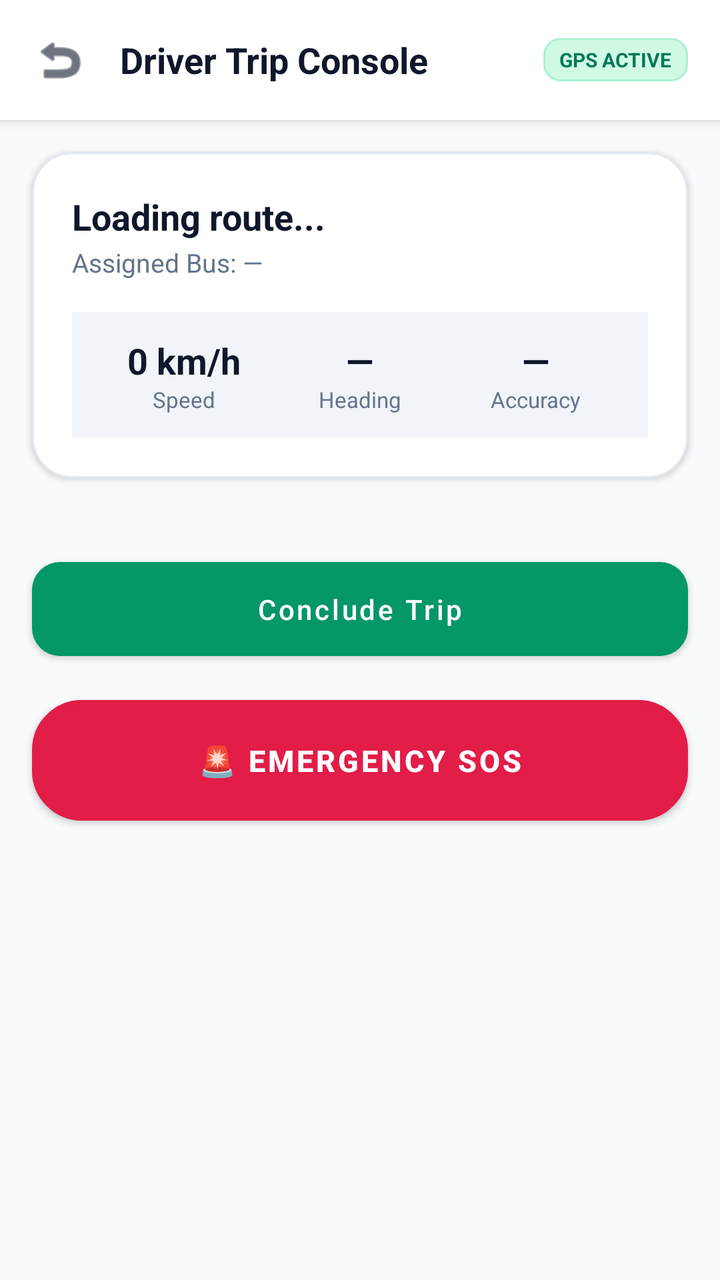
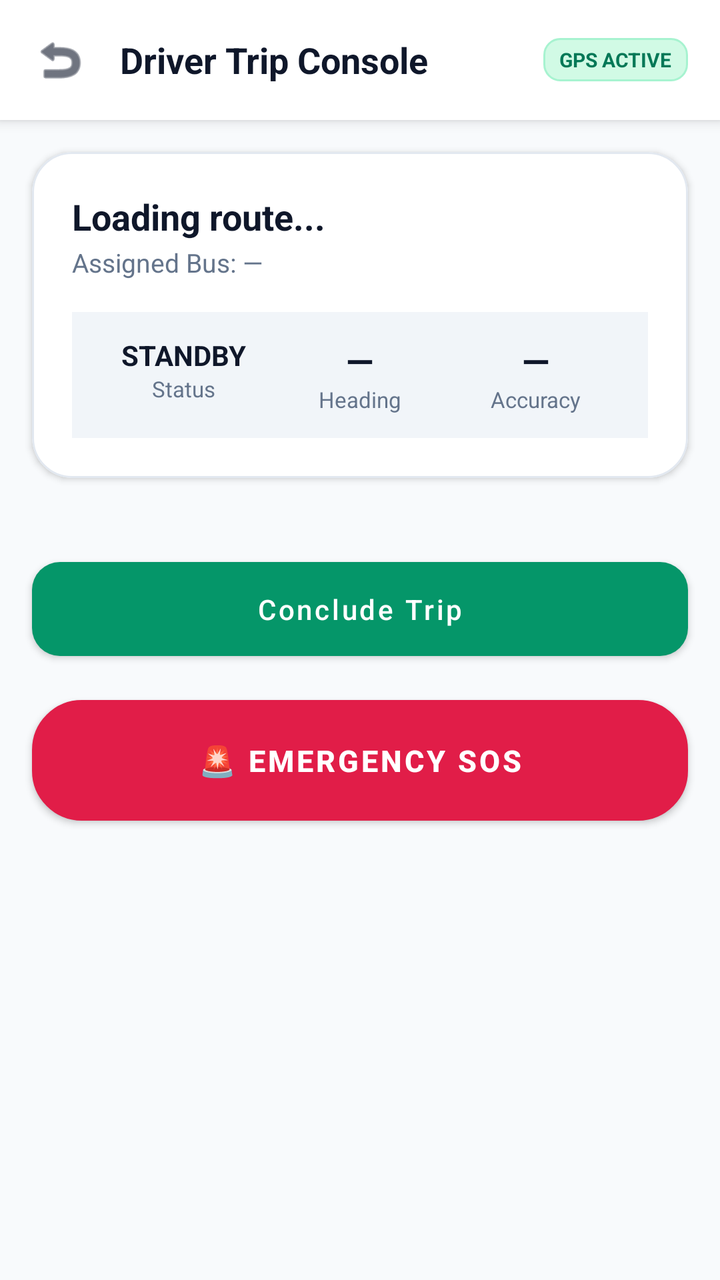

Before-and-after screenshots of an Android layout around one commit, followed by the original layout XML and the change that was made.
<!-- AndroidManifest.xml: application theme Theme.UniTrack -->
<!-- res/layout/activity_driver_trip.xml -->
<?xml version="1.0" encoding="utf-8"?>
<ScrollView xmlns:android="http://schemas.android.com/apk/res/android"
    xmlns:app="http://schemas.android.com/apk/res-auto"
    android:layout_width="match_parent"
    android:layout_height="match_parent"
    android:background="@color/background"
    android:fillViewport="true">

    <LinearLayout
        android:layout_width="match_parent"
        android:layout_height="wrap_content"
        android:orientation="vertical">

        
        <LinearLayout
            android:layout_width="match_parent"
            android:layout_height="wrap_content"
            android:background="@color/white"
            android:elevation="4dp"
            android:gravity="center_vertical"
            android:orientation="horizontal"
            android:padding="16dp">

            <ImageView
                android:id="@+id/btnBack"
                android:layout_width="28dp"
                android:layout_height="28dp"
                android:clickable="true"
                android:focusable="true"
                android:src="@android:drawable/ic_menu_revert"
                app:tint="@color/text_primary" />

            <TextView
                android:layout_width="0dp"
                android:layout_height="wrap_content"
                android:layout_marginStart="16dp"
                android:layout_weight="1"
                android:text="Driver Trip Console"
                android:textColor="@color/text_primary"
                android:textSize="18sp"
                android:textStyle="bold" />

            <TextView
                android:id="@+id/tvGpsStatusBadge"
                android:layout_width="wrap_content"
                android:layout_height="wrap_content"
                android:background="@drawable/bg_badge_emerald"
                android:paddingStart="8dp"
                android:paddingTop="4dp"
                android:paddingEnd="8dp"
                android:paddingBottom="4dp"
                android:text="GPS ACTIVE"
                android:textColor="@color/primary_dark"
                android:textSize="10sp"
                android:textStyle="bold" />
        </LinearLayout>

        
        <com.google.android.material.card.MaterialCardView
            style="@style/Widget.UniTrack.Card"
            android:layout_width="match_parent"
            android:layout_height="wrap_content"
            android:layout_margin="16dp"
            app:cardCornerRadius="20dp">

                <LinearLayout
                    android:layout_width="match_parent"
                    android:layout_height="wrap_content"
                    android:orientation="vertical"
                    android:padding="20dp">

                    <TextView
                        android:id="@+id/tvTripRouteName"
                        android:layout_width="wrap_content"
                        android:layout_height="wrap_content"
                        android:text="Loading route..."
                        android:textColor="@color/text_primary"
                        android:textSize="18sp"
                        android:textStyle="bold" />

                    <TextView
                        android:id="@+id/tvTripBusInfo"
                        android:layout_width="wrap_content"
                        android:layout_height="wrap_content"
                        android:layout_marginTop="2dp"
                        android:text="Assigned Bus: —"
                        android:textColor="@color/text_secondary"
                        android:textSize="13sp" />

                    
                    <LinearLayout
                        android:layout_width="match_parent"
                        android:layout_height="wrap_content"
                        android:layout_marginTop="16dp"
                        android:background="#F1F5F9"
                        android:orientation="horizontal"
                        android:padding="12dp">

                        <LinearLayout
                            android:layout_width="0dp"
                            android:layout_height="wrap_content"
                            android:layout_weight="1"
                            android:gravity="center"
                            android:orientation="vertical">

                            <TextView
                                android:id="@+id/tvLiveSpeed"
                                android:layout_width="wrap_content"
                                android:layout_height="wrap_content"
                                android:text="0 km/h"
                                android:textColor="@color/text_primary"
                                android:textSize="18sp"
                                android:textStyle="bold" />

                            <TextView
                                android:layout_width="wrap_content"
                                android:layout_height="wrap_content"
                                android:text="Speed"
                                android:textColor="@color/text_secondary"
                                android:textSize="11sp" />
                        </LinearLayout>

                        <LinearLayout
                            android:layout_width="0dp"
                            android:layout_height="wrap_content"
                            android:layout_weight="1"
                            android:gravity="center"
                            android:orientation="vertical">

                            <TextView
                                android:id="@+id/tvLiveHeading"
                                android:layout_width="wrap_content"
                                android:layout_height="wrap_content"
                                android:text="—"
                                android:textColor="@color/text_primary"
                                android:textSize="18sp"
                                android:textStyle="bold" />

                            <TextView
                                android:layout_width="wrap_content"
                                android:layout_height="wrap_content"
                                android:text="Heading"
                                android:textColor="@color/text_secondary"
                                android:textSize="11sp" />
                        </LinearLayout>

                        <LinearLayout
                            android:layout_width="0dp"
                            android:layout_height="wrap_content"
                            android:layout_weight="1"
                            android:gravity="center"
                            android:orientation="vertical">

                            <TextView
                                android:id="@+id/tvLiveAccuracy"
                                android:layout_width="wrap_content"
                                android:layout_height="wrap_content"
                                android:text="—"
                                android:textColor="@color/text_primary"
                                android:textSize="18sp"
                                android:textStyle="bold" />

                            <TextView
                                android:layout_width="wrap_content"
                                android:layout_height="wrap_content"
                                android:text="Accuracy"
                                android:textColor="@color/text_secondary"
                                android:textSize="11sp" />
                        </LinearLayout>

                    </LinearLayout>

                </LinearLayout>
            </com.google.android.material.card.MaterialCardView>

            
            <com.google.android.material.button.MaterialButton
                android:id="@+id/btnTripToggle"
                style="@style/Widget.UniTrack.Button.Primary"
                android:layout_width="match_parent"
                android:layout_height="wrap_content"
                android:layout_marginStart="16dp"
                android:layout_marginEnd="16dp"
                android:layout_marginTop="20dp"
                android:text="Conclude Trip" />

            
            <com.google.android.material.button.MaterialButton
                android:id="@+id/btnEmergencySos"
                style="@style/Widget.UniTrack.Button.Danger"
                android:layout_width="match_parent"
                android:layout_height="wrap_content"
                android:layout_marginStart="16dp"
                android:layout_marginEnd="16dp"
                android:layout_marginTop="16dp"
                android:layout_marginBottom="24dp"
                android:background="@drawable/bg_sos_button"
                android:text="🚨 EMERGENCY SOS"
                android:textSize="15sp"
                android:textStyle="bold" />

    </LinearLayout>
</ScrollView>
<!-- resources referenced by this layout -->
<resources>
  <color name="background">#F8FAFC</color>
  <color name="primary_dark">#047857</color>
  <color name="text_primary">#0F172A</color>
  <color name="text_secondary">#64748B</color>
  <color name="white">#FFFFFF</color>
  <!-- drawable bg_badge_emerald (drawable) -->
  <?xml version="1.0" encoding="utf-8"?>
  <shape xmlns:android="http://schemas.android.com/apk/res/android"
      android:shape="rectangle">
      <corners android:radius="8dp" />
      <solid android:color="#D1FAE5" />
      <stroke android:width="1dp" android:color="#A7F3D0" />
  </shape>
  <!-- drawable bg_sos_button (drawable) -->
  <?xml version="1.0" encoding="utf-8"?>
  <ripple xmlns:android="http://schemas.android.com/apk/res/android"
      android:color="#FECDD3">
      <item>
          <shape android:shape="rectangle">
              <corners android:radius="24dp" />
              <gradient
                  android:angle="45"
                  android:startColor="#BE123C"
                  android:endColor="#E11D48"
                  android:type="linear" />
              <stroke
                  android:width="2dp"
                  android:color="#FDA4AF" />
          </shape>
      </item>
  </ripple>
  <style name="Widget.UniTrack.Button.Danger" parent="Widget.MaterialComponents.Button">
          <item name="backgroundTint">@color/danger</item>
          <item name="android:textColor">@color/pure_white</item>
          <item name="cornerRadius">14dp</item>
          <item name="android:textAllCaps">false</item>
          <item name="android:paddingTop">14dp</item>
          <item name="android:paddingBottom">14dp</item>
          <item name="android:fontFamily">sans-serif-medium</item>
      </style>
  <style name="Widget.UniTrack.Button.Primary" parent="Widget.MaterialComponents.Button">
          <item name="backgroundTint">@color/primary</item>
          <item name="android:textColor">@color/pure_white</item>
          <item name="cornerRadius">14dp</item>
          <item name="android:textAllCaps">false</item>
          <item name="android:paddingTop">14dp</item>
          <item name="android:paddingBottom">14dp</item>
          <item name="android:fontFamily">sans-serif-medium</item>
      </style>
  <style name="Widget.UniTrack.Card" parent="Widget.MaterialComponents.CardView">
          <item name="cardCornerRadius">20dp</item>
          <item name="cardElevation">2dp</item>
          <item name="cardBackgroundColor">@color/card_background</item>
          <item name="strokeColor">@color/border</item>
          <item name="strokeWidth">1dp</item>
      </style>
  <color name="danger">#E11D48</color>
  <color name="pure_white">#FFFFFF</color>
  <color name="primary">#059669</color>
  <color name="card_background">#FFFFFF</color>
  <color name="border">#E2E8F0</color>
  <color name="secondary">#0F172A</color>
  <color name="secondary_light">#1E293B</color>
  <color name="surface">#FFFFFF</color>
  <color name="input_hint">#64748B</color>
  <color name="input_text">#0F172A</color>
  <style name="Widget.UniTrack.TextInputLayout" parent="Widget.MaterialComponents.TextInputLayout.OutlinedBox">
          <item name="boxStrokeColor">@color/primary</item>
          <item name="hintTextColor">@color/primary</item>
          <item name="android:textColorHint">@color/input_hint</item>
          <item name="boxBackgroundColor">@color/input_background</item>
          <item name="boxCornerRadiusTopStart">12dp</item>
          <item name="boxCornerRadiusTopEnd">12dp</item>
          <item name="boxCornerRadiusBottomStart">12dp</item>
          <item name="boxCornerRadiusBottomEnd">12dp</item>
      </style>
  <style name="Widget.UniTrack.EditText" parent="Widget.MaterialComponents.TextInputEditText.OutlinedBox">
          <item name="android:textColor">@color/input_text</item>
          <item name="android:textColorHint">@color/input_hint</item>
          <item name="android:textSize">14sp</item>
      </style>
  <color name="input_background">#FFFFFF</color>
  <!-- unchanged entries left out for length: 1 -->
</resources>

<!-- the commit's change to res/layout/activity_driver_trip.xml (unified diff, before → after) -->
@@ -107,15 +107,15 @@
                                 android:id="@+id/tvLiveSpeed"
                                 android:layout_width="wrap_content"
                                 android:layout_height="wrap_content"
-                                android:text="0 km/h"
+                                android:text="STANDBY"
                                 android:textColor="@color/text_primary"
-                                android:textSize="18sp"
+                                android:textSize="14sp"
                                 android:textStyle="bold" />
 
                             <TextView
                                 android:layout_width="wrap_content"
                                 android:layout_height="wrap_content"
-                                android:text="Speed"
+                                android:text="Status"
                                 android:textColor="@color/text_secondary"
                                 android:textSize="11sp" />
                         </LinearLayout>
